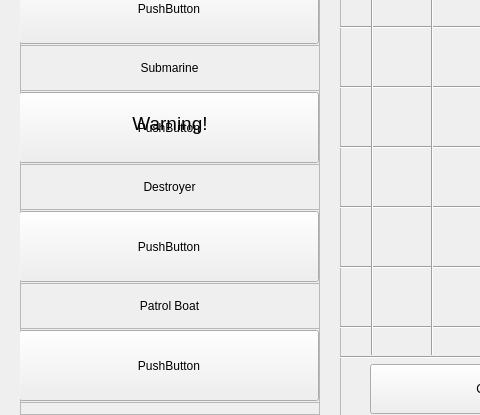
Old version of the form setupscreen.ui in the repository dtran36/qtbattleship; both pictures show x 0 to 480 and y 275 to 690 of the 1000 by 690 pixel window.
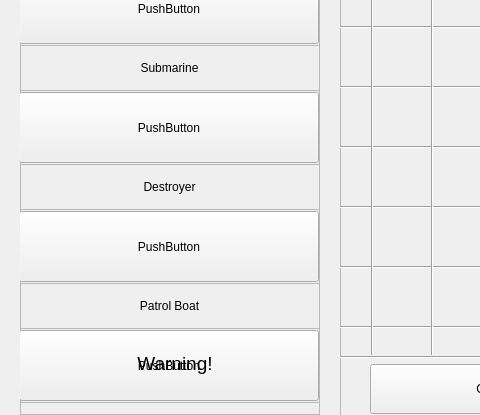
New version of the form.

Commit message: Warnings alignment finalized

```diff
--- a/setupscreen.ui
+++ b/setupscreen.ui
@@ -679,10 +679,10 @@
   <widget class="QLabel" name="Warning">
    <property name="geometry">
     <rect>
-     <x>20</x>
-     <y>363</y>
-     <width>300</width>
-     <height>70</height>
+     <x>75</x>
+     <y>618</y>
+     <width>200</width>
+     <height>40</height>
     </rect>
    </property>
    <property name="font">
```
The commit also changes 1 other file.
